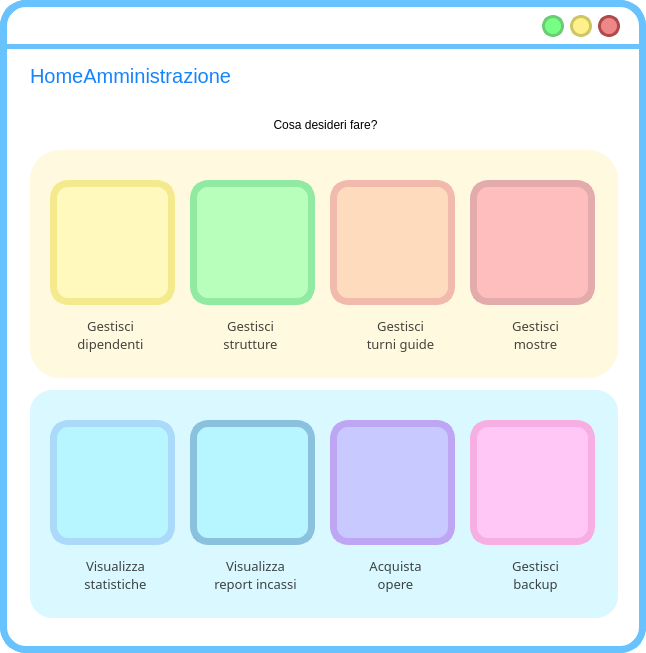
Old version of the form ui/HomeAmministrazione.ui in the repository SbattellaMattia/SoftwareEngineering.
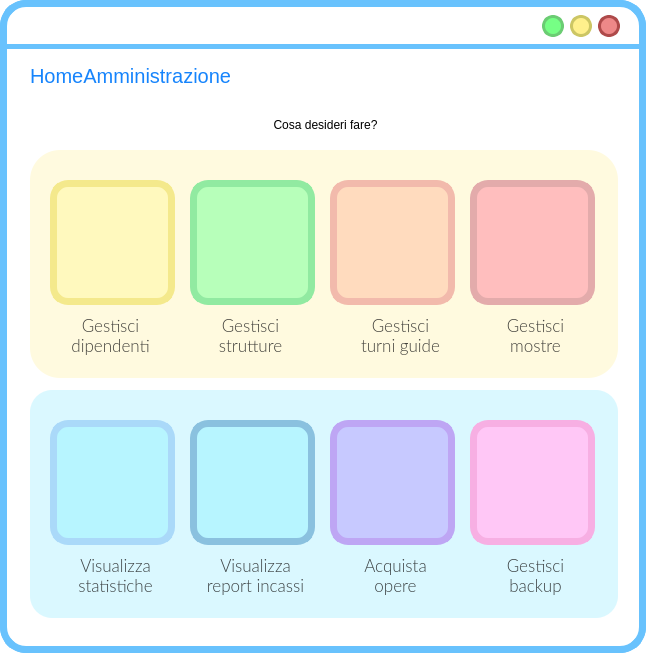
New version of the form. Icons and pictures are not drawn.

Patch:
```diff
--- a/ui/HomeAmministrazione.ui
+++ b/ui/HomeAmministrazione.ui
@@ -318,7 +318,7 @@
     </property>
     <property name="font">
      <font>
-      <family>Lato-light</family>
+      <family>Lato Light</family>
       <pointsize>-1</pointsize>
       <weight>50</weight>
       <italic>false</italic>
@@ -334,12 +334,11 @@
 height: 19px;
 color: rgba(16, 16, 16,200);
 font-size: 16px;
-text-align: center;
-font-family: Lato-light;
+
 }</string>
     </property>
     <property name="text">
-     <string>&lt;html&gt;&lt;head/&gt;&lt;body&gt;&lt;p align=&quot;center&quot;&gt;&lt;span style=&quot; font-size:10pt;&quot;&gt;Gestisci&lt;br/&gt;turni guide&lt;/span&gt;&lt;/p&gt;&lt;/body&gt;&lt;/html&gt;</string>
+     <string>&lt;html&gt;&lt;head/&gt;&lt;body&gt;&lt;p align=&quot;center&quot;&gt;&lt;span style=&quot; font-size:13pt;&quot;&gt;Gestisci&lt;br/&gt;turni guide&lt;/span&gt;&lt;/p&gt;&lt;/body&gt;&lt;/html&gt;</string>
     </property>
    </widget>
    <widget class="QLabel" name="gestisciStruttureButton">
@@ -437,7 +436,7 @@
     </property>
     <property name="font">
      <font>
-      <family>Lato-light</family>
+      <family>Lato Light</family>
       <pointsize>-1</pointsize>
       <weight>50</weight>
       <italic>false</italic>
@@ -453,12 +452,11 @@
 height: 19px;
 color: rgba(16, 16, 16,200);
 font-size: 16px;
-text-align: center;
-font-family: Lato-light;
+
 }</string>
     </property>
     <property name="text">
-     <string>&lt;html&gt;&lt;head/&gt;&lt;body&gt;&lt;p align=&quot;center&quot;&gt;&lt;span style=&quot; font-size:10pt;&quot;&gt;Gestisci&lt;br/&gt;dipendenti&lt;/span&gt;&lt;/p&gt;&lt;/body&gt;&lt;/html&gt;</string>
+     <string>&lt;html&gt;&lt;head/&gt;&lt;body&gt;&lt;p align=&quot;center&quot;&gt;&lt;span style=&quot; font-size:13pt;&quot;&gt;Gestisci&lt;br/&gt;dipendenti&lt;/span&gt;&lt;/p&gt;&lt;/body&gt;&lt;/html&gt;</string>
     </property>
    </widget>
    <widget class="QLabel" name="label_5">
@@ -491,7 +489,7 @@
     </property>
     <property name="font">
      <font>
-      <family>Lato-light</family>
+      <family>Lato Light</family>
       <pointsize>-1</pointsize>
       <weight>50</weight>
       <italic>false</italic>
@@ -507,12 +505,11 @@
 height: 19px;
 color: rgba(16, 16, 16,200);
 font-size: 16px;
-text-align: center;
-font-family: Lato-light;
+
 }</string>
     </property>
     <property name="text">
-     <string>&lt;html&gt;&lt;head/&gt;&lt;body&gt;&lt;p align=&quot;center&quot;&gt;&lt;span style=&quot; font-size:10pt;&quot;&gt;Acquista&lt;br/&gt;opere&lt;/span&gt;&lt;/p&gt;&lt;/body&gt;&lt;/html&gt;</string>
+     <string>&lt;html&gt;&lt;head/&gt;&lt;body&gt;&lt;p align=&quot;center&quot;&gt;&lt;span style=&quot; font-size:13pt;&quot;&gt;Acquista&lt;br/&gt;opere&lt;/span&gt;&lt;/p&gt;&lt;/body&gt;&lt;/html&gt;</string>
     </property>
    </widget>
    <widget class="QLabel" name="label_19">
@@ -526,7 +523,7 @@
     </property>
     <property name="font">
      <font>
-      <family>Lato-light</family>
+      <family>Lato Light</family>
       <pointsize>-1</pointsize>
       <weight>50</weight>
       <italic>false</italic>
@@ -542,12 +539,11 @@
 height: 19px;
 color: rgba(16, 16, 16,200);
 font-size: 16px;
-text-align: center;
-font-family: Lato-light;
+
 }</string>
     </property>
     <property name="text">
-     <string>&lt;html&gt;&lt;head/&gt;&lt;body&gt;&lt;p align=&quot;center&quot;&gt;&lt;span style=&quot; font-size:10pt;&quot;&gt;Gestisci&lt;br/&gt;mostre&lt;/span&gt;&lt;/p&gt;&lt;/body&gt;&lt;/html&gt;</string>
+     <string>&lt;html&gt;&lt;head/&gt;&lt;body&gt;&lt;p align=&quot;center&quot;&gt;&lt;span style=&quot; font-size:13pt;&quot;&gt;Gestisci&lt;br/&gt;mostre&lt;/span&gt;&lt;/p&gt;&lt;/body&gt;&lt;/html&gt;</string>
     </property>
    </widget>
    <widget class="QLabel" name="label_20">
@@ -561,7 +557,7 @@
     </property>
     <property name="font">
      <font>
-      <family>Lato-light</family>
+      <family>Lato Light</family>
       <pointsize>-1</pointsize>
       <weight>50</weight>
       <italic>false</italic>
@@ -577,12 +573,11 @@
 height: 19px;
 color: rgba(16, 16, 16,200);
 font-size: 16px;
-text-align: center;
-font-family: Lato-light;
+
 }</string>
     </property>
     <property name="text">
-     <string>&lt;html&gt;&lt;head/&gt;&lt;body&gt;&lt;p align=&quot;center&quot;&gt;&lt;span style=&quot; font-size:10pt;&quot;&gt;Visualizza&lt;br/&gt;statistiche&lt;/span&gt;&lt;/p&gt;&lt;/body&gt;&lt;/html&gt;</string>
+     <string>&lt;html&gt;&lt;head/&gt;&lt;body&gt;&lt;p align=&quot;center&quot;&gt;&lt;span style=&quot; font-size:13pt;&quot;&gt;Visualizza&lt;br/&gt;statistiche&lt;/span&gt;&lt;/p&gt;&lt;/body&gt;&lt;/html&gt;</string>
     </property>
    </widget>
    <widget class="QLabel" name="gestisciBackupButton">
@@ -638,7 +633,7 @@
     </property>
     <property name="font">
      <font>
-      <family>Lato-light</family>
+      <family>Lato Light</family>
       <pointsize>-1</pointsize>
       <weight>50</weight>
       <italic>false</italic>
@@ -654,12 +649,11 @@
 height: 19px;
 color: rgba(16, 16, 16,200);
 font-size: 16px;
-text-align: center;
-font-family: Lato-light;
+
 }</string>
     </property>
     <property name="text">
-     <string>&lt;html&gt;&lt;head/&gt;&lt;body&gt;&lt;p align=&quot;center&quot;&gt;&lt;span style=&quot; font-size:10pt;&quot;&gt;Gestisci&lt;br/&gt;backup&lt;/span&gt;&lt;/p&gt;&lt;/body&gt;&lt;/html&gt;</string>
+     <string>&lt;html&gt;&lt;head/&gt;&lt;body&gt;&lt;p align=&quot;center&quot;&gt;&lt;span style=&quot; font-size:13pt;&quot;&gt;Gestisci&lt;br/&gt;backup&lt;/span&gt;&lt;/p&gt;&lt;/body&gt;&lt;/html&gt;</string>
     </property>
    </widget>
    <widget class="QLabel" name="label_16">
@@ -673,7 +667,7 @@
     </property>
     <property name="font">
      <font>
-      <family>Lato-light</family>
+      <family>Lato Light</family>
       <pointsize>-1</pointsize>
       <weight>50</weight>
       <italic>false</italic>
@@ -689,12 +683,11 @@
 height: 19px;
 color: rgba(16, 16, 16,200);
 font-size: 16px;
-text-align: center;
-font-family: Lato-light;
+
 }</string>
     </property>
     <property name="text">
-     <string>&lt;html&gt;&lt;head/&gt;&lt;body&gt;&lt;p align=&quot;center&quot;&gt;&lt;span style=&quot; font-size:10pt;&quot;&gt;Visualizza&lt;br/&gt;report incassi&lt;/span&gt;&lt;/p&gt;&lt;/body&gt;&lt;/html&gt;</string>
+     <string>&lt;html&gt;&lt;head/&gt;&lt;body&gt;&lt;p align=&quot;center&quot;&gt;&lt;span style=&quot; font-size:13pt;&quot;&gt;Visualizza&lt;br/&gt;report incassi&lt;/span&gt;&lt;/p&gt;&lt;/body&gt;&lt;/html&gt;</string>
     </property>
    </widget>
    <widget class="QLabel" name="label_13">
@@ -708,7 +701,7 @@
     </property>
     <property name="font">
      <font>
-      <family>Lato-light</family>
+      <family>Lato Light</family>
       <pointsize>-1</pointsize>
       <weight>50</weight>
       <italic>false</italic>
@@ -724,12 +717,11 @@
 height: 19px;
 color: rgba(16, 16, 16,200);
 font-size: 16px;
-text-align: center;
-font-family: Lato-light;
+
 }</string>
     </property>
     <property name="text">
-     <string>&lt;html&gt;&lt;head/&gt;&lt;body&gt;&lt;p align=&quot;center&quot;&gt;&lt;span style=&quot; font-size:10pt;&quot;&gt;Gestisci&lt;br/&gt;strutture&lt;/span&gt;&lt;/p&gt;&lt;/body&gt;&lt;/html&gt;</string>
+     <string>&lt;html&gt;&lt;head/&gt;&lt;body&gt;&lt;p align=&quot;center&quot;&gt;&lt;span style=&quot; font-size:13pt;&quot;&gt;Gestisci&lt;br/&gt;strutture&lt;/span&gt;&lt;/p&gt;&lt;/body&gt;&lt;/html&gt;</string>
     </property>
    </widget>
    <widget class="QLabel" name="gestisciDipendentiButton">
```
Left out of the diff: 20 changed lines with no effect on the pictures.
